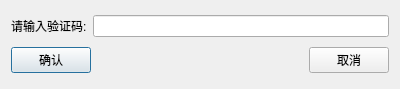
Above: ProcessMonitor/VerificationDlg.ui from yangkun1201/ProcessMonitorClient before the change. Below: the same form after it.
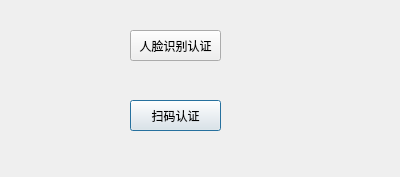
That is the form after the change.

Commit message: 增加扫码登陆和验证窗口

Diff of the .ui file:
```diff
--- a/ProcessMonitor/VerificationDlg.ui
+++ b/ProcessMonitor/VerificationDlg.ui
@@ -7,59 +7,38 @@
     <x>0</x>
     <y>0</y>
     <width>400</width>
-    <height>89</height>
+    <height>177</height>
    </rect>
   </property>
   <property name="windowTitle">
    <string>VerificationDlg</string>
   </property>
-  <layout class="QVBoxLayout" name="verticalLayout">
-   <item>
-    <layout class="QHBoxLayout" name="horizontalLayout_2">
-     <item>
-      <widget class="QLabel" name="label">
-       <property name="text">
-        <string>请输入验证码:</string>
-       </property>
-      </widget>
-     </item>
-     <item>
-      <widget class="QLineEdit" name="verificationCode_Edit"/>
-     </item>
-    </layout>
-   </item>
-   <item>
-    <layout class="QHBoxLayout" name="horizontalLayout">
-     <item>
-      <widget class="QPushButton" name="ok_btn">
+  <widget class="QPushButton" name="ver_qr">
+   <property name="geometry">
+    <rect>
+     <x>130</x>
+     <y>100</y>
+     <width>91</width>
+     <height>31</height>
+    </rect>
+   </property>
        <property name="text">
-        <string>确认</string>
-       </property>
-      </widget>
-     </item>
-     <item>
-      <spacer name="horizontalSpacer">
-       <property name="orientation">
-        <enum>Qt::Horizontal</enum>
-       </property>
-       <property name="sizeHint" stdset="0">
-        <size>
-         <width>40</width>
-         <height>20</height>
-        </size>
-       </property>
-      </spacer>
-     </item>
-     <item>
-      <widget class="QPushButton" name="cancel_btn">
+    <string>扫码认证</string>
+   </property>
+  </widget>
+  <widget class="QPushButton" name="ver_face">
+   <property name="geometry">
+    <rect>
+     <x>130</x>
+     <y>30</y>
+     <width>91</width>
+     <height>31</height>
+    </rect>
+   </property>
        <property name="text">
-        <string>取消</string>
-       </property>
-      </widget>
-     </item>
-    </layout>
-   </item>
-  </layout>
+    <string>人脸识别认证</string>
+   </property>
+  </widget>
  </widget>
  <layoutdefault spacing="6" margin="11"/>
  <resources/>
```
Lines whose indentation alone changed are shown as unchanged. The commit also changes 56 other files.
